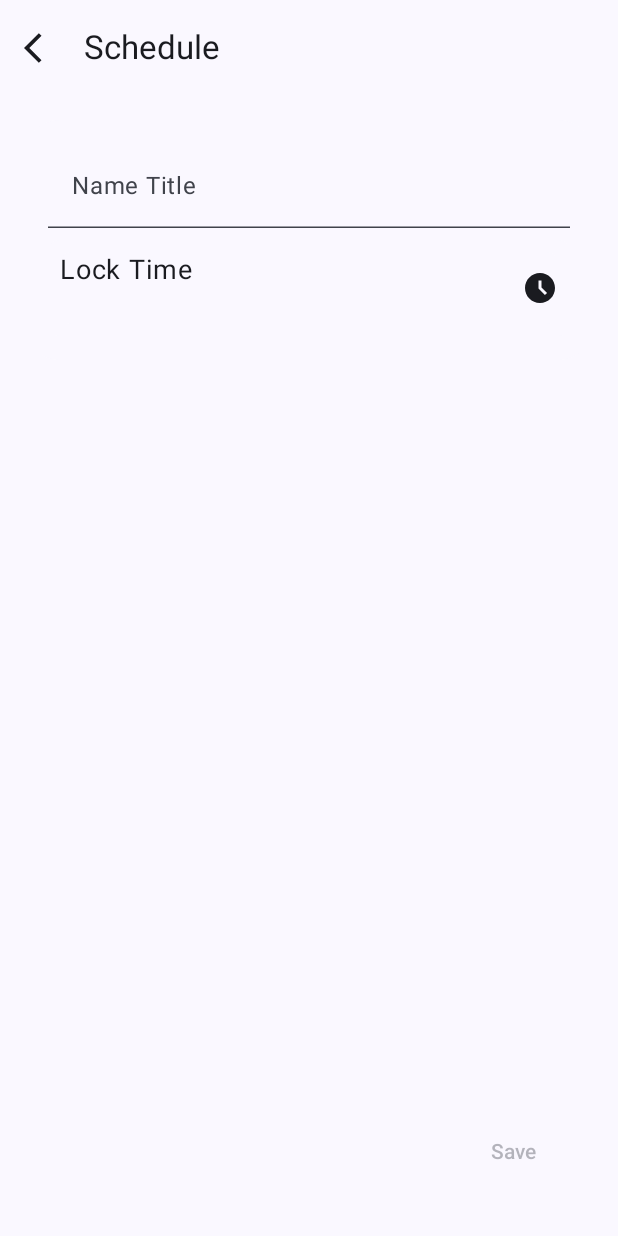
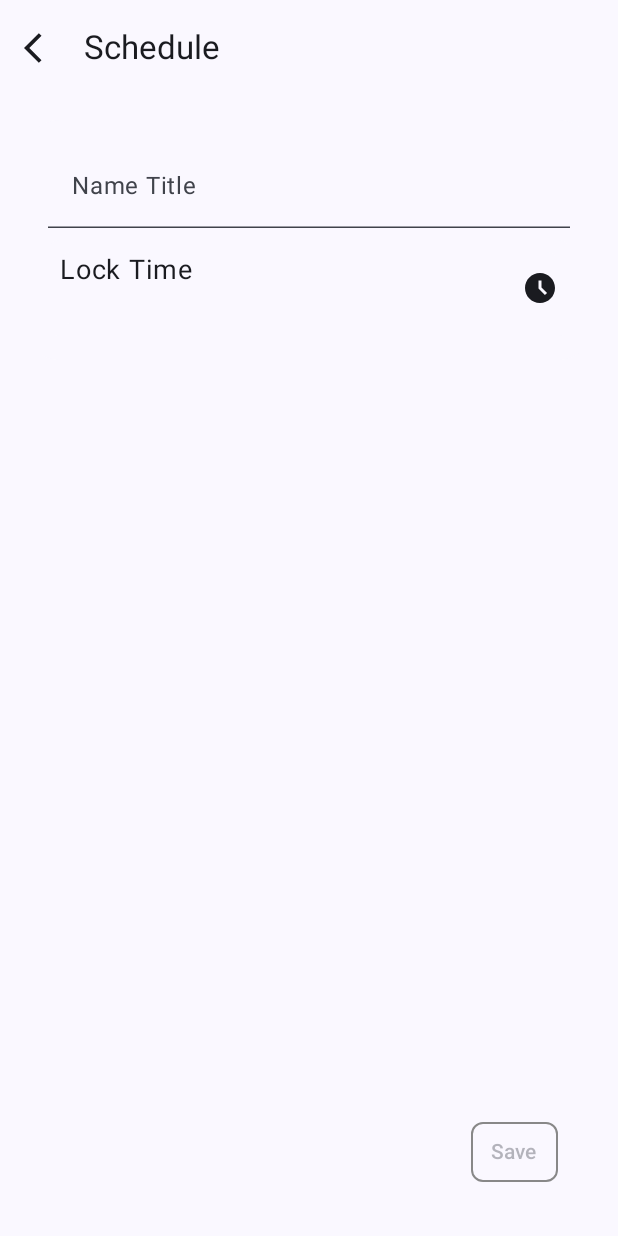
Before and after one commit to lokified/Opt, an Android app built with Jetpack Compose: the screen it shows after launch (MainActivity), after a tap on "Add_Icon", on a phone screen of 412 x 824 dp. Run offline under Robolectric (Android 15) with nearby library versions, the phone set to English and light mode, and no system bars; our stand-ins replace Dagger/Hilt's generated code, Room's generated code; 5 statements that could not run were skipped.

Commit message:
add settings to stop music

```diff
--- a/app/build.gradle.kts
+++ b/app/build.gradle.kts
@@ -99,4 +99,7 @@ dependencies {
 
     //splash screen
     implementation("androidx.core:core-splashscreen:1.0.1")
+
+    //datastore
+    implementation("androidx.datastore:datastore-preferences:1.0.0")
 }
--- a/app/src/main/AndroidManifest.xml
+++ b/app/src/main/AndroidManifest.xml
@@ -1,6 +1,8 @@
 <?xml version="1.0" encoding="utf-8"?>
 <manifest xmlns:android="http://schemas.android.com/apk/res/android"
     xmlns:tools="http://schemas.android.com/tools">
+
+    <uses-permission android:name="android.permission.ACCESS_WIFI_STATE"/>
 
     <application
         android:name=".OptApp"
--- a/app/src/main/java/com/loki/opt/OptApp.kt
+++ b/app/src/main/java/com/loki/opt/OptApp.kt
@@ -6,7 +6,13 @@ import android.app.NotificationManager
 import android.os.Build
 import androidx.hilt.work.HiltWorkerFactory
 import androidx.work.Configuration
+import com.loki.opt.data.datastore.ActivitySetting
+import com.loki.opt.data.datastore.DataStoreStorage
 import dagger.hilt.android.HiltAndroidApp
+import kotlinx.coroutines.CoroutineScope
+import kotlinx.coroutines.Dispatchers
+import kotlinx.coroutines.flow.first
+import kotlinx.coroutines.launch
 import javax.inject.Inject
 
 @HiltAndroidApp
@@ -14,6 +20,8 @@ class OptApp: Application(), Configuration.Provider {
 
     @Inject
     lateinit var workerFactory: HiltWorkerFactory
+    @Inject
+    lateinit var dataStoreStorage: DataStoreStorage
 
     override fun getWorkManagerConfiguration() =
         Configuration.Builder()
@@ -35,5 +43,19 @@ class OptApp: Application(), Configuration.Provider {
              val notificationManager = getSystemService(NotificationManager::class.java)
              notificationManager.createNotificationChannel(channel)
          }
+
+        //init settings
+        CoroutineScope(Dispatchers.IO).launch {
+            val isActivitySettingEmpty = dataStoreStorage.getActivitySetting().first()
+
+            if (isActivitySettingEmpty == null) {
+
+                dataStoreStorage.setActivitySetting(
+                    ActivitySetting(
+                        isMusicToStop = false
+                    )
+                )
+            }
+        }
     }
 }
--- /dev/null
+++ b/app/src/main/java/com/loki/opt/data/datastore/ActivitySetting.kt
@@ -0,0 +1,5 @@
+package com.loki.opt.data.datastore
+
+data class ActivitySetting(
+    val isMusicToStop: Boolean
+)
--- /dev/null
+++ b/app/src/main/java/com/loki/opt/data/datastore/DataStoreStorageImpl.kt
@@ -0,0 +1,28 @@
+package com.loki.opt.data.datastore
+
+import androidx.datastore.core.DataStore
+import androidx.datastore.preferences.core.Preferences
+import androidx.datastore.preferences.core.edit
+import com.loki.opt.data.datastore.DataStoreStorage.SettingPreference.MUSIC_TO_STOP
+import kotlinx.coroutines.flow.Flow
+import kotlinx.coroutines.flow.map
+import javax.inject.Inject
+
+class DataStoreStorageImpl @Inject constructor(
+    private val datastore: DataStore<Preferences>
+): DataStoreStorage {
+
+    override suspend fun setActivitySetting(activitySetting: ActivitySetting) {
+        datastore.edit { preference ->
+            preference[MUSIC_TO_STOP] = activitySetting.isMusicToStop
+        }
+    }
+
+    override fun getActivitySetting(): Flow<ActivitySetting> {
+        return datastore.data.map { preference ->
+            val isMusicToStop = preference[MUSIC_TO_STOP] ?: false
+
+            ActivitySetting(isMusicToStop)
+        }
+    }
+}
--- a/app/src/main/java/com/loki/opt/di/AppModule.kt
+++ b/app/src/main/java/com/loki/opt/di/AppModule.kt
@@ -3,6 +3,7 @@ package com.loki.opt.di
 import android.app.Application
 import android.content.Context
 import androidx.room.Room
+import com.loki.opt.MusicManager
 import com.loki.opt.PolicyManager
 import com.loki.opt.data.database.OptDatabase
 import com.loki.opt.data.repository.OptRepository
@@ -46,4 +47,10 @@ object AppModule {
     fun providePolicyManager(@ApplicationContext context: Context): PolicyManager {
         return PolicyManager(context)
     }
+
+    @Singleton
+    @Provides
+    fun provideMusicManager(@ApplicationContext context: Context): MusicManager {
+        return MusicManager(context)
+    }
 }
--- /dev/null
+++ b/app/src/main/java/com/loki/opt/di/DatastoreModule.kt
@@ -0,0 +1,48 @@
+package com.loki.opt.di
+
+import android.content.Context
+import androidx.datastore.core.DataStore
+import androidx.datastore.core.handlers.ReplaceFileCorruptionHandler
+import androidx.datastore.preferences.core.PreferenceDataStoreFactory
+import androidx.datastore.preferences.core.Preferences
+import androidx.datastore.preferences.core.emptyPreferences
+import androidx.datastore.preferences.preferencesDataStoreFile
+import com.loki.opt.data.datastore.DataStoreStorage
+import com.loki.opt.data.datastore.DataStoreStorageImpl
+import dagger.Module
+import dagger.Provides
+import dagger.hilt.InstallIn
+import dagger.hilt.android.qualifiers.ApplicationContext
+import dagger.hilt.components.SingletonComponent
+import kotlinx.coroutines.CoroutineScope
+import kotlinx.coroutines.Dispatchers
+import kotlinx.coroutines.SupervisorJob
+import javax.inject.Singleton
+
+private const val SETTING_PREFERENCE = "setting_preference"
+
+@Module
+@InstallIn(SingletonComponent::class)
+object DatastoreModule {
+
+    @Singleton
+    @Provides
+    fun providePreferenceDataStore(@ApplicationContext context: Context): DataStore<Preferences> {
+
+        return PreferenceDataStoreFactory.create(
+            corruptionHandler = ReplaceFileCorruptionHandler(
+                produceNewData = { emptyPreferences() }
+            ),
+            scope = CoroutineScope(Dispatchers.IO + SupervisorJob()),
+            produceFile = {
+                context.preferencesDataStoreFile(SETTING_PREFERENCE)
+            }
+        )
+    }
+
+    @Singleton
+    @Provides
+    fun provideDataStoreStorage(dataStore: DataStore<Preferences>): DataStoreStorage {
+        return DataStoreStorageImpl(dataStore)
+    }
+}
--- a/app/src/main/java/com/loki/opt/home/HomeScreen.kt
+++ b/app/src/main/java/com/loki/opt/home/HomeScreen.kt
@@ -16,13 +16,18 @@ import androidx.compose.foundation.lazy.items
 import androidx.compose.foundation.shape.RoundedCornerShape
 import androidx.compose.material.icons.Icons
 import androidx.compose.material.icons.filled.Add
+import androidx.compose.material.icons.filled.Settings
+import androidx.compose.material3.ExperimentalMaterial3Api
 import androidx.compose.material3.FloatingActionButton
 import androidx.compose.material3.HorizontalDivider
 import androidx.compose.material3.Icon
+import androidx.compose.material3.IconButton
 import androidx.compose.material3.MaterialTheme
 import androidx.compose.material3.Scaffold
 import androidx.compose.material3.Switch
 import androidx.compose.material3.Text
+import androidx.compose.material3.TopAppBar
+import androidx.compose.material3.TopAppBarDefaults
 import androidx.compose.runtime.Composable
 import androidx.compose.ui.Alignment
 import androidx.compose.ui.Modifier
@@ -33,14 +38,34 @@ import com.loki.opt.data.database.Schedule
 import com.loki.opt.viewModel.ScheduleEvent
 import com.loki.opt.viewModel.ScheduleState
 
+@OptIn(ExperimentalMaterial3Api::class)
 @Composable
 fun HomeScreen(
     scheduleState: ScheduleState,
     handleScheduleEvent: (ScheduleEvent) -> Unit,
-    navigateToNewScreen: () -> Unit
+    navigateToNewScreen: () -> Unit,
+    navigateToSettings: () -> Unit
 ) {
 
     Scaffold(
+        topBar = {
+            TopAppBar(
+                title = {
+                    Text(text = "My Schedules", fontSize = 24.sp, fontWeight = FontWeight.Bold)
+                },
+                actions = {
+                    IconButton(onClick = navigateToSettings) {
+                        Icon(
+                            imageVector = Icons.Filled.Settings,
+                            contentDescription = "settings_icon"
+                        )
+                    }
+                },
+                colors = TopAppBarDefaults.topAppBarColors(
+                    containerColor = MaterialTheme.colorScheme.background
+                )
+            )
+        },
         floatingActionButton = {
             FloatingActionButton(
                 onClick = {
@@ -77,11 +102,6 @@ fun HomeScreen(
             }
 
             LazyColumn(contentPadding = PaddingValues(16.dp)) {
-
-                item {
-                    Text(text = "My Schedules", fontSize = 24.sp, fontWeight = FontWeight.Bold)
-                }
-
                 items(scheduleState.schedules) { schedule ->
                     ScheduleItem(
                         schedule = schedule,
--- a/app/src/main/java/com/loki/opt/navigation/Navigation.kt
+++ b/app/src/main/java/com/loki/opt/navigation/Navigation.kt
@@ -11,6 +11,8 @@ import androidx.navigation.compose.NavHost
 import androidx.navigation.compose.composable
 import com.loki.opt.home.HomeScreen
 import com.loki.opt.new_schedule.NewScheduleScreen
+import com.loki.opt.settings.SettingsScreen
+import com.loki.opt.settings.SettingsViewModel
 import com.loki.opt.viewModel.OptViewModel
 
 @Composable
@@ -33,6 +35,9 @@ fun Navigation(
                 handleScheduleEvent = optViewModel::onScheduleEvent,
                 navigateToNewScreen = {
                     navController.navigate(Screen.NewScheduleScreen.route)
+                },
+                navigateToSettings = {
+                    navController.navigate(Screen.SettingsScreen.route)
                 }
             )
         }
@@ -42,13 +47,15 @@ fun Navigation(
             enterTransition = {
                 slideIntoContainer(
                     towards = AnimatedContentTransitionScope.SlideDirection.Up,
-                    animationSpec = tween(durationMillis = 400)
+                    animationSpec = tween(durationMillis = 100),
+                    initialOffset = { it/6 }
                 )
             },
             exitTransition = {
                 slideOutOfContainer(
                     towards = AnimatedContentTransitionScope.SlideDirection.Down,
-                    animationSpec = tween(durationMillis = 200)
+                    animationSpec = tween(durationMillis = 100),
+                    targetOffset = { it/6 }
                 )
             }
         ) {
@@ -61,10 +68,39 @@ fun Navigation(
                 }
             )
         }
+
+        composable(
+            route = Screen.SettingsScreen.route,
+            enterTransition = {
+                slideIntoContainer(
+                    towards = AnimatedContentTransitionScope.SlideDirection.Left,
+                    animationSpec = tween(durationMillis = 300)
+                )
+            },
+            exitTransition = {
+                slideOutOfContainer(
+                    towards = AnimatedContentTransitionScope.SlideDirection.Right,
+                    animationSpec = tween(durationMillis = 200)
+                )
+            }
+        ) {
+
+            val settingsViewModel = hiltViewModel<SettingsViewModel>()
+            val settingState by settingsViewModel.state.collectAsStateWithLifecycle()
+
+            SettingsScreen(
+                settingState = settingState,
+                onHandleSettingsEvent = settingsViewModel::onSettingsEvent,
+                navigateBack = {
+                    navController.navigateUp()
+                }
+            )
+        }
     }
 }
 
 sealed class Screen(val route: String) {
     object HomeScreen: Screen("home_screen")
     object NewScheduleScreen: Screen("new_schedule_screen")
+    object SettingsScreen: Screen("settings_screen")
 }
--- a/app/src/main/java/com/loki/opt/new_schedule/NewScheduleScreen.kt
+++ b/app/src/main/java/com/loki/opt/new_schedule/NewScheduleScreen.kt
@@ -1,5 +1,6 @@
 package com.loki.opt.new_schedule
 
+import androidx.compose.foundation.BorderStroke
 import androidx.compose.foundation.background
 import androidx.compose.foundation.clickable
 import androidx.compose.foundation.layout.Arrangement
@@ -16,6 +17,7 @@ import androidx.compose.material.icons.Icons
 import androidx.compose.material.icons.automirrored.filled.ArrowBackIos
 import androidx.compose.material.icons.filled.AccessTimeFilled
 import androidx.compose.material3.AlertDialog
+import androidx.compose.material3.ButtonDefaults
 import androidx.compose.material3.ExperimentalMaterial3Api
 import androidx.compose.material3.Icon
 import androidx.compose.material3.IconButton
@@ -214,25 +216,6 @@ fun NewScheduleScreen(
                             )
                         }
                     }
-
-                    if (scheduleState.title.isNotBlank()) {
-
-                        Spacer(modifier = Modifier.height(16.dp))
-
-                        Box(
-                            modifier = Modifier.fillMaxWidth(),
-                            contentAlignment = Alignment.Center
-                        ) {
-                            TextButton(
-                                onClick = {
-                                    handleScheduleEvent(ScheduleEvent.OnDeleteSchedule)
-                                    navigateBack()
-                                }
-                            ) {
-                                Text(text = "Delete Schedule")
-                            }
-                        }
-                    }
                 }
             }
 
@@ -248,6 +231,29 @@ fun NewScheduleScreen(
                 horizontalArrangement = Arrangement.End
             ) {
 
+                if (scheduleState.title.isNotBlank()) {
+
+                    TextButton(
+                        onClick = {
+                            handleScheduleEvent(ScheduleEvent.OnDeleteSchedule)
+                            navigateBack()
+                        },
+                        colors = ButtonDefaults.textButtonColors(
+                            containerColor = MaterialTheme.colorScheme.error.copy(.5f),
+                            contentColor = MaterialTheme.colorScheme.error
+                        ),
+                        border = BorderStroke(
+                            width = 1.dp,
+                            color = MaterialTheme.colorScheme.error
+                        ),
+                        shape = RoundedCornerShape(8.dp)
+                    ) {
+                        Text(text = "Delete Schedule")
+                    }
+                }
+
+                Spacer(modifier = Modifier.weight(1f))
+
                 TextButton(
                     onClick = {
                         handleScheduleEvent(
@@ -255,7 +261,17 @@ fun NewScheduleScreen(
                         )
                         navigateBack()
                     },
-                    enabled = scheduleState.title != ""
+                    enabled = scheduleState.title != "",
+                    colors = ButtonDefaults.textButtonColors(
+                        containerColor = MaterialTheme.colorScheme.primary.copy(.5f),
+                        contentColor = MaterialTheme.colorScheme.primary,
+                    ),
+                    border = BorderStroke(
+                        width = 1.dp,
+                        color = if (scheduleState.title != "") MaterialTheme.colorScheme.primary
+                        else Color.Gray,
+                    ),
+                    shape = RoundedCornerShape(8.dp)
                 ) {
                     Text(text = "Save")
                 }
--- a/app/src/main/res/values/strings.xml
+++ b/app/src/main/res/values/strings.xml
@@ -1,4 +1,10 @@
 <resources>
     <string name="app_name">Opt</string>
     <string name="schedule">Schedule</string>
+    <string name="enable_disable_activities">Enable/Disable activities when phone locks</string>
+    <string name="stop_playing_music">Stop Playing Music</string>
+    <string name="music_will_stop">Music will stop when enabled.</string>
+    <string name="close_wifi_connection">Close Wifi Connection</string>
+    <string name="your_wifi_connection">Your wifi connection will close if it is enabled.</string>
+    <string name="settings">Settings</string>
 </resources>
```
Also changed, not shown: app/src/main/java/com/loki/opt/MusicManager.kt (added, +44 -0 lines), app/src/main/java/com/loki/opt/data/datastore/DataStoreStorage.kt (added, +13 -0 lines), app/src/main/java/com/loki/opt/settings/SettingState.kt (added, +13 -0 lines), app/src/main/java/com/loki/opt/settings/SettingsScreen.kt (added, +126 -0 lines), app/src/main/java/com/loki/opt/settings/SettingsViewModel.kt (added, +54 -0 lines), app/src/main/java/com/loki/opt/worker/LockScreenWorker.kt (+39 -13 lines).
